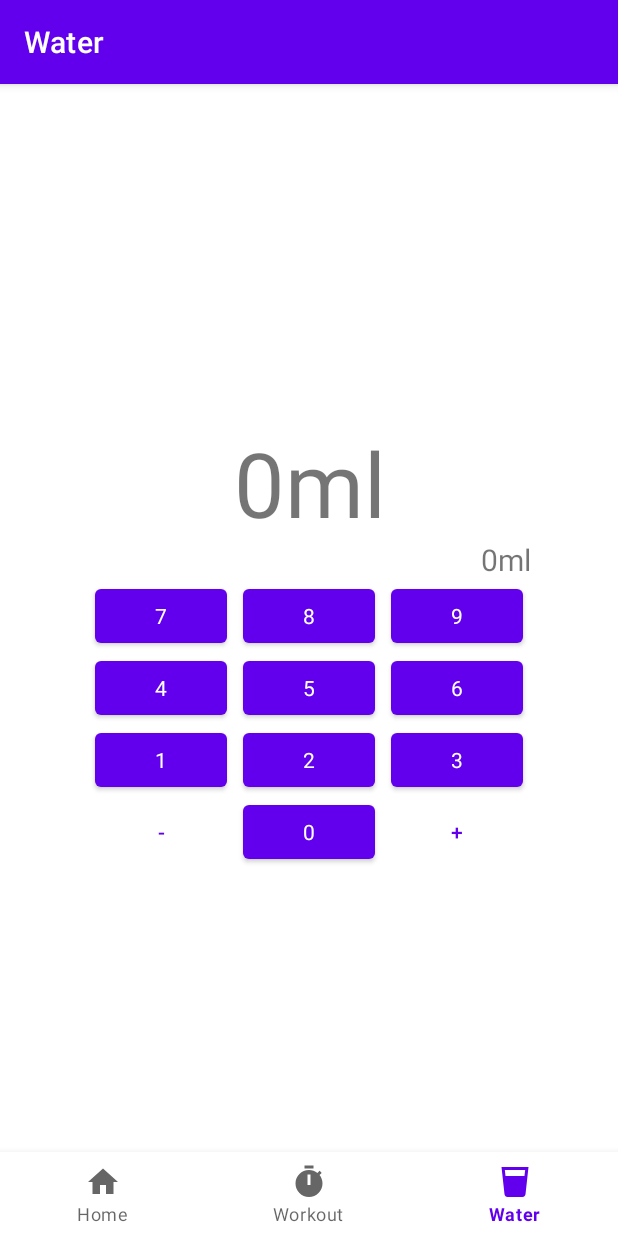
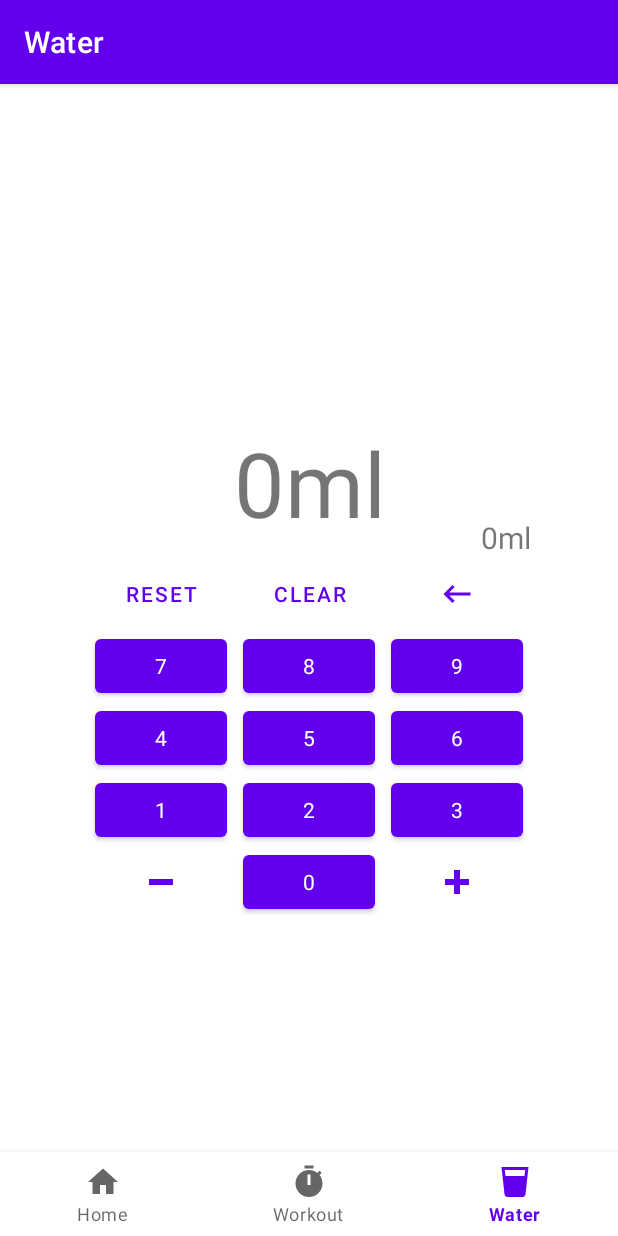
Before and after one commit to kaoala7577/BTEC-HabitTracker, an Android app: the WaterFragment screen opened through its navigation route, on a phone screen of 412 x 824 dp. Run offline under Robolectric (Android 15) with nearby library versions, the phone set to English and light mode, and no system bars; our stand-ins replace navigation-ui.

Commit message:
Added reset, clear, and backspace to water calculator Cleaned up water fragment code (correct use of braces, made updateInputText() its own function, made %d,ml a resource string)

```diff
--- /dev/null
+++ b/app/src/main/res/drawable/backspace.xml
@@ -0,0 +1,3 @@
+<vector xmlns:android="http://schemas.android.com/apk/res/android" android:height="24dp" android:width="24dp" android:viewportWidth="24" android:viewportHeight="24">
+    <path android:fillColor="#000000" android:pathData="M21,11H6.83L10.41,7.41L9,6L3,12L9,18L10.41,16.58L6.83,13H21V11Z"/>
+</vector>
--- /dev/null
+++ b/app/src/main/res/drawable/minus.xml
@@ -0,0 +1,3 @@
+<vector xmlns:android="http://schemas.android.com/apk/res/android" android:height="24dp" android:width="24dp" android:viewportWidth="24" android:viewportHeight="24">
+    <path android:fillColor="#000000" android:pathData="M20 14H4V10H20"/>
+</vector>
--- /dev/null
+++ b/app/src/main/res/drawable/plus.xml
@@ -0,0 +1,3 @@
+<vector xmlns:android="http://schemas.android.com/apk/res/android" android:height="24dp" android:width="24dp" android:viewportWidth="24" android:viewportHeight="24">
+    <path android:fillColor="#000000" android:pathData="M20 14H14V20H10V14H4V10H10V4H14V10H20V14Z"/>
+</vector>
--- a/app/src/main/res/layout/fragment_water.xml
+++ b/app/src/main/res/layout/fragment_water.xml
@@ -35,6 +35,42 @@
         app:layout_constraintStart_toStartOf="parent"
         app:layout_constraintTop_toTopOf="@+id/water_total"
         app:layout_constraintVertical_bias="0.3">
+
+        <TableRow
+            android:layout_width="match_parent"
+            android:layout_height="match_parent"
+            android:gravity="center_horizontal">
+
+            <Button
+                android:id="@+id/button_reset"
+                style="?android:attr/buttonBarButtonStyle"
+                android:layout_width="wrap_content"
+                android:layout_height="wrap_content"
+                android:layout_marginLeft="5dp"
+                android:layout_marginRight="5dp"
+                android:text="@string/button_reset" />
+
+            <Button
+                android:id="@+id/button_clear"
+                style="?android:attr/buttonBarButtonStyle"
+                android:layout_width="wrap_content"
+                android:layout_height="wrap_content"
+                android:layout_marginLeft="5dp"
+                android:layout_marginRight="5dp"
+                android:text="@string/button_clear" />
+
+            <ImageButton
+                android:id="@+id/button_back"
+                style="?android:attr/borderlessButtonStyle"
+                android:layout_width="wrap_content"
+                android:layout_height="wrap_content"
+                android:layout_marginLeft="5dp"
+                android:layout_marginRight="5dp"
+                android:contentDescription="@string/button_back"
+                android:src="@drawable/backspace"
+                app:tint="?android:colorPrimary" />
+
+        </TableRow>
 
         <TableRow
             android:layout_width="match_parent"
@@ -141,15 +177,16 @@
             android:layout_height="match_parent"
             android:gravity="center_horizontal">
 
-            <Button
+            <ImageButton
                 android:id="@+id/button_minus"
-                style="?android:attr/buttonBarNegativeButtonStyle"
+                style="?android:attr/borderlessButtonStyle"
                 android:layout_width="wrap_content"
                 android:layout_height="wrap_content"
                 android:layout_marginLeft="5dp"
                 android:layout_marginRight="5dp"
-                android:contentDescription="@string/button_minus_full"
-                android:text="@string/button_minus" />
+                android:contentDescription="@string/button_minus"
+                android:src="@drawable/minus"
+                app:tint="?android:colorPrimary" />
 
             <Button
                 android:id="@+id/button0"
@@ -160,15 +197,16 @@
                 android:layout_marginRight="5dp"
                 android:text="@string/button0" />
 
-            <Button
+            <ImageButton
                 android:id="@+id/button_plus"
-                style="?android:attr/buttonBarPositiveButtonStyle"
+                style="?android:attr/borderlessButtonStyle"
                 android:layout_width="wrap_content"
                 android:layout_height="wrap_content"
                 android:layout_marginLeft="5dp"
                 android:layout_marginRight="5dp"
-                android:contentDescription="@string/button_plus_full"
-                android:text="@string/button_plus" />
+                android:contentDescription="@string/button_plus"
+                android:src="@drawable/plus"
+                app:tint="?android:colorPrimary" />
         </TableRow>
     </TableLayout>
 
--- a/app/src/main/res/values/strings.xml
+++ b/app/src/main/res/values/strings.xml
@@ -10,6 +10,7 @@
     <string name="timer_centiseconds_default">00</string>
     <string name="save_button">Save workout</string>
     <string name="water_default">0ml</string>
+    <string name="water_format">%,dml</string>
     <string name="button1">1</string>
     <string name="button2">2</string>
     <string name="button3">3</string>
@@ -20,8 +21,9 @@
     <string name="button8">8</string>
     <string name="button9">9</string>
     <string name="button0">0</string>
-    <string name="button_plus">+</string>
-    <string name="button_plus_full">Plus</string>
-    <string name="button_minus">-</string>
-    <string name="button_minus_full">Minus</string>
+    <string name="button_plus">Plus</string>
+    <string name="button_minus">Minus</string>
+    <string name="button_back">Backspace</string>
+    <string name="button_clear">Clear</string>
+    <string name="button_reset">Reset</string>
 </resources>
```
Also changed, not shown: app/src/main/java/dev/kaoala/habittracker/ui/water/WaterFragment.java (+47 -16 lines).
